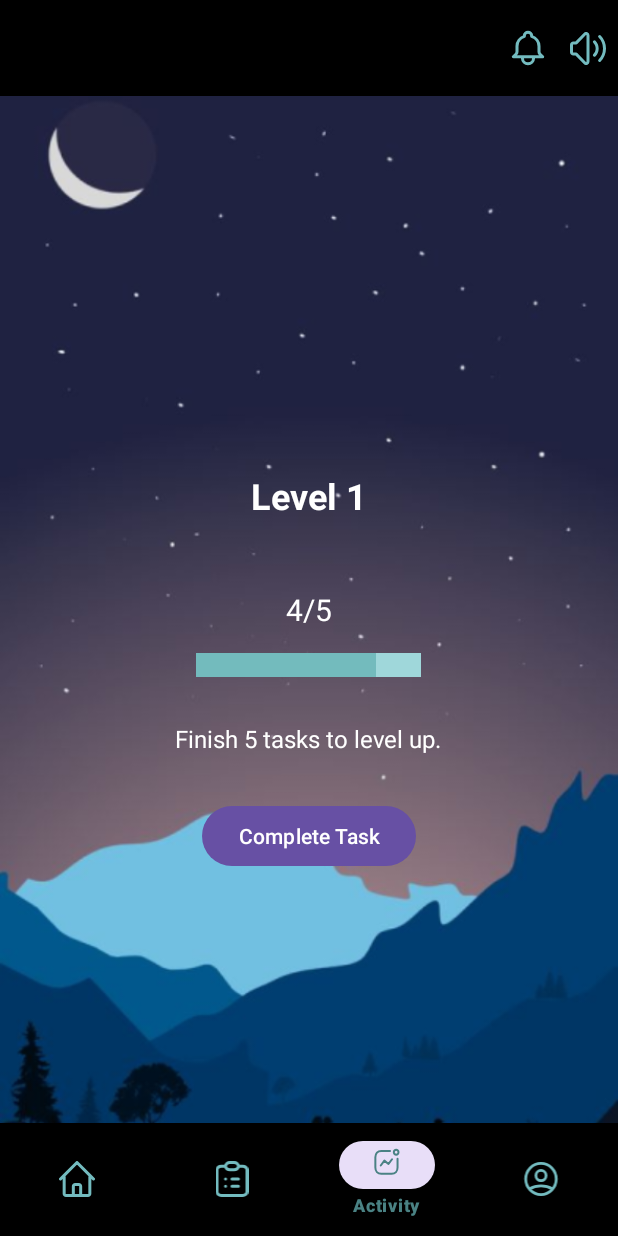
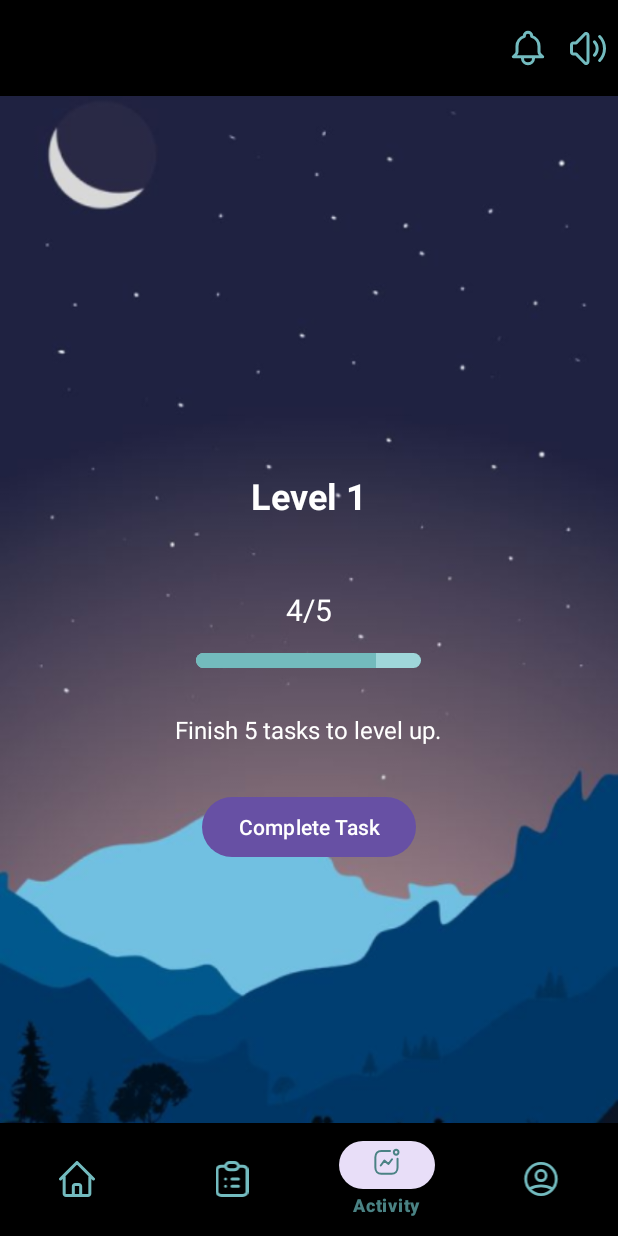
Before and after one commit to BryanJ0904/cozy-focus, an Android app: the screen it shows after launch once a user with an empty profile is signed in (MainActivity), item 3 of the bottom bar chosen, on a phone screen of 412 x 824 dp. Run offline under Robolectric (Android 15) with nearby library versions, the light colour scheme and no system bars; our stand-ins replace Firebase (no records; nobody signed in at launch, a user with empty details on screens opened directly).

```diff
--- a/app/src/main/res/drawable/progress_bar.xml
+++ b/app/src/main/res/drawable/progress_bar.xml
@@ -2,12 +2,14 @@
 <layer-list xmlns:android="http://schemas.android.com/apk/res/android">
 <item android:id="@android:id/background">
     <shape>
+        <corners android:radius="10dp" />
         <solid android:color="#9FD7DA"/>
     </shape>
 </item>
 <item android:id="@android:id/progress">
     <clip>
         <shape>
+            <corners android:radius="10dp" />
             <solid android:color="#73BBBD"/>
         </shape>
     </clip>
--- a/app/src/main/res/layout/fragment_third.xml
+++ b/app/src/main/res/layout/fragment_third.xml
@@ -26,7 +26,7 @@
         android:id="@+id/progress_circle"
         style="?android:attr/progressBarStyleHorizontal"
         android:layout_width="150dp"
-        android:layout_height="wrap_content"
+        android:layout_height="10dp"
         android:layout_below="@+id/tv_tasks"
         android:layout_centerHorizontal="true"
         android:indeterminate="false"
```
